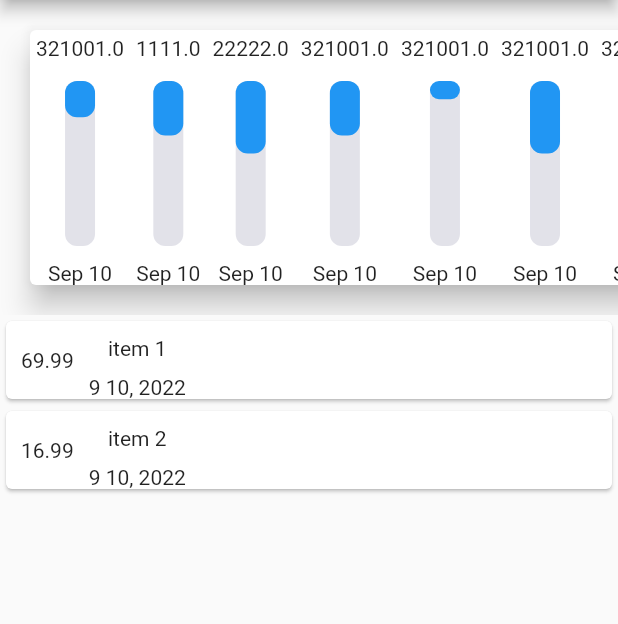
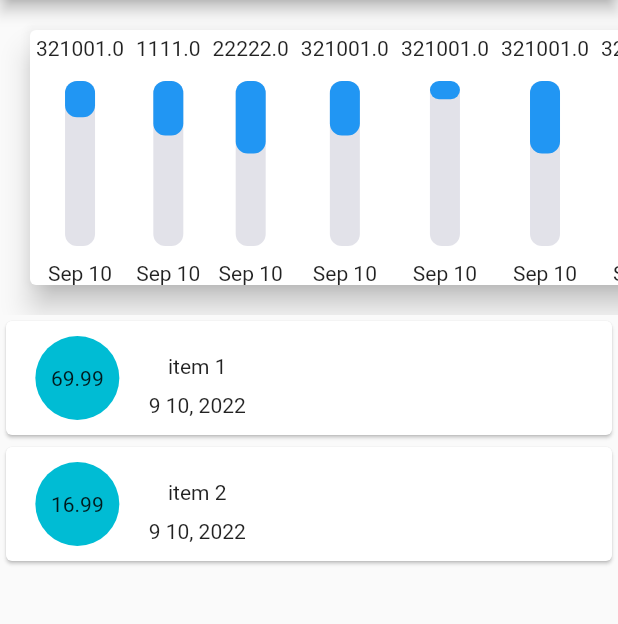
Before and after one commit to Existentio/expenses_accounting_app, a Flutter app: the screen it shows after launch, on a phone screen of 412 x 824 dp, the part 84-708 px from its top. Run offline on Flutter 3.47's test engine with Material 2 defaults, Android fonts, the light colour scheme and no system bars; drawn by our look-alikes of flutter_animation_progress_bar.

Commit message:
add boxdecoration to item expenses

```diff
--- a/lib/transaction_item.dart
+++ b/lib/transaction_item.dart
@@ -19,6 +19,12 @@ class TransactionItem extends StatelessWidget {
                   horizontal: 10,
                 ),
                 child: Text(tx.amount.toString()),
+
+                padding: const EdgeInsets.all(20.0),
+                decoration: BoxDecoration(
+                  shape: BoxShape.circle,
+                  color: Colors.cyan,
+                ),
               ),
               Column(children: <Widget>[
                 Container(
```
